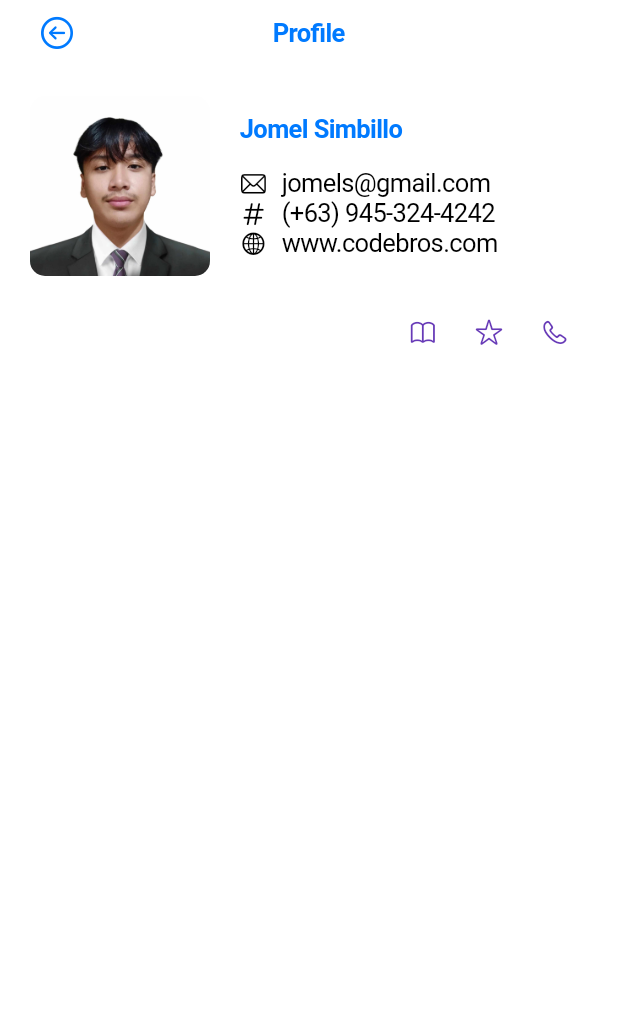
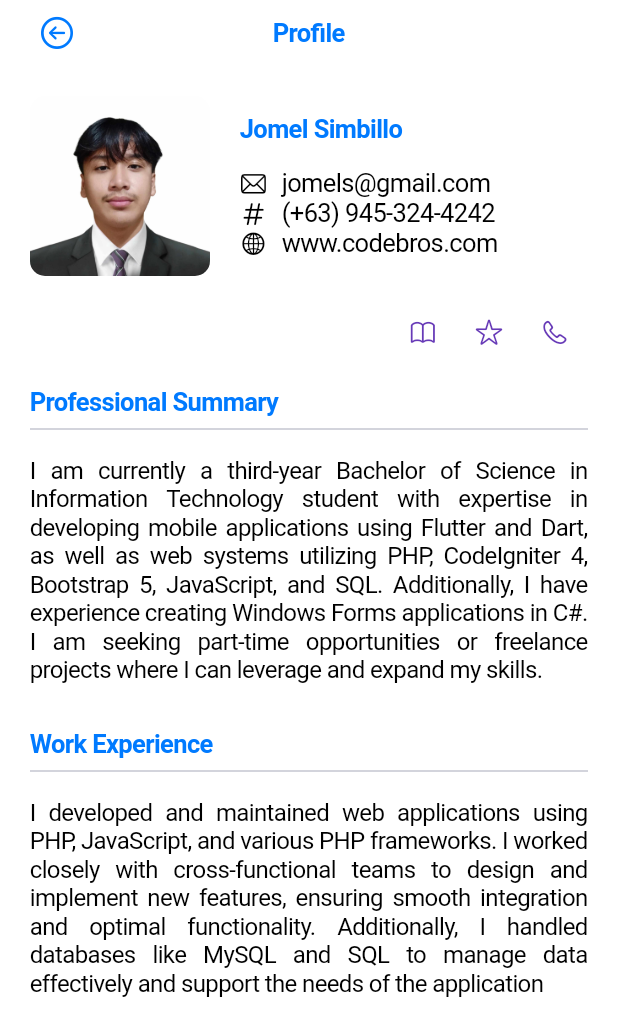
Before and after one commit to johncarlo-dizon/app-resume, a Flutter app: the JomelPage screen opened directly, on a phone screen of 412 x 824 dp. Shown: the top 1036 px of the screen. Run offline on Flutter 3.47's test engine with Material 3 defaults, Android fonts, the phone set to English and light mode, and no system bars.

Commit message:
other contents

```diff
--- a/lib/jomel.dart
+++ b/lib/jomel.dart
@@ -319,6 +319,64 @@ class _JomelPageState extends State<JomelPage> {
                           }),
                     ],
                   ),
+
+                  //PROFESSIONAL SUMMARRY
+                  SizedBox(height: 15),
+                  Row(
+                    children: [
+                      Text(
+                        "Professional Summary",
+                        style: TextStyle(
+                            fontWeight: FontWeight.bold,
+                            color: CupertinoColors.systemBlue),
+                      ),
+                    ],
+                  ),
+                  Divider(),
+                  SizedBox(height: 10),
+
+                  Row(
+                    children: [
+                      Flexible(
+                          child: Text(
+                        "I am currently a third-year Bachelor of Science in Information "
+                        "Technology student with expertise in developing mobile "
+                        "applications using Flutter and Dart, as well as web "
+                        "systems utilizing PHP, CodeIgniter 4, Bootstrap 5, JavaScript, "
+                        "and SQL. Additionally, I have experience creating Windows Forms "
+                        "applications in C#. I am seeking part-time opportunities or "
+                        "freelance projects where I can leverage and expand my skills.",
+                        textAlign: TextAlign.justify,
+                        style: TextStyle(fontSize: 16),
+                      )),
+                    ],
+                  ),
+
+                  //WORK EXPERIENCE
+                  SizedBox(height: 30),
+                  Row(
+                    children: [
+                      Text(
+                        "Work Experience",
+                        style: TextStyle(
+                            fontWeight: FontWeight.bold,
+                            color: CupertinoColors.systemBlue),
+                      ),
+                    ],
+                  ),
+                  Divider(),
+                  SizedBox(height: 10),
+
+                  Row(
+                    children: [
+                      Flexible(
+                          child: Text(
+                        "I developed and maintained web applications using PHP, JavaScript, and various PHP frameworks. I worked closely with cross-functional teams to design and implement new features, ensuring smooth integration and optimal functionality. Additionally, I handled databases like MySQL and SQL to manage data effectively and support the needs of the application",
+                        textAlign: TextAlign.justify,
+                        style: TextStyle(fontSize: 16),
+                      )),
+                    ],
+                  ),
                 ],
               ),
             ),
```
